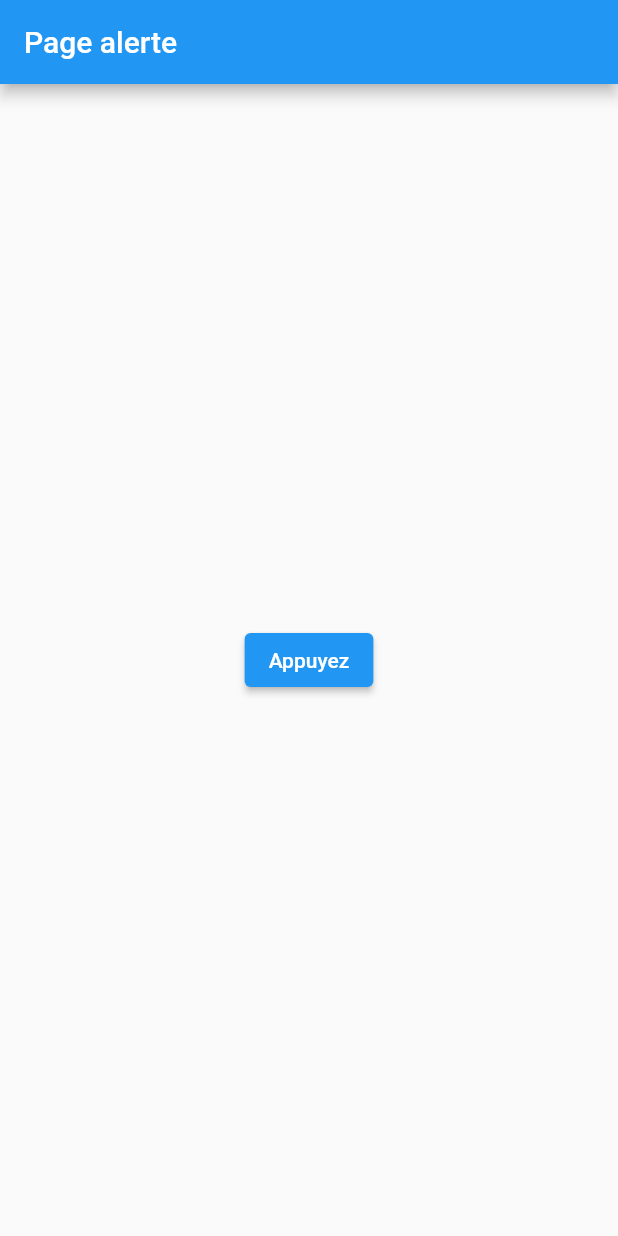
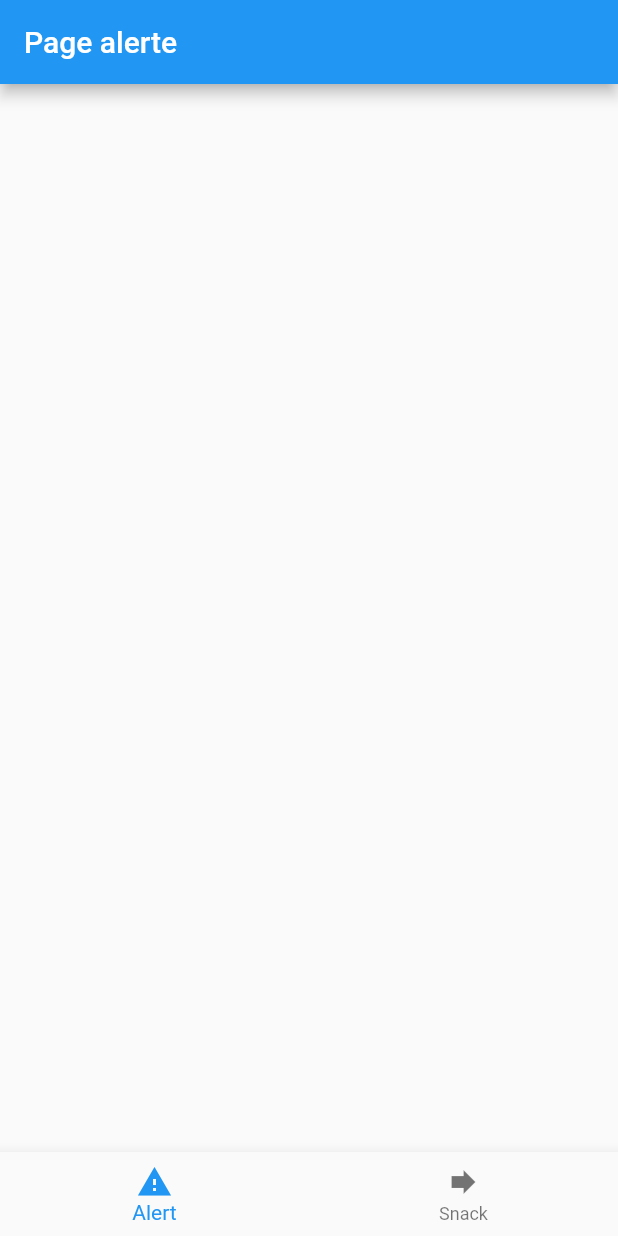
Before and after one commit to edu-maxence-machu/flutter-starter-pagesnack, a Flutter app: the screen it shows after launch, on a phone screen of 412 x 824 dp. Run offline on Flutter 3.47's test engine with Material 2 defaults, Android fonts, the phone set to English and light mode, and no system bars.

Commit message:
Add navigation

```diff
--- a/lib/main.dart
+++ b/lib/main.dart
@@ -1,5 +1,6 @@
 import 'package:flutter/material.dart';
 import 'package:navigation/pages/page_alert.dart';
+import 'package:navigation/pages/page_bottom.dart';
 import './pages/page_alert.dart';
 
 void main() {
@@ -17,7 +18,7 @@ class MyApp extends StatelessWidget {
       theme: ThemeData(
         primarySwatch: Colors.blue,
       ),
-      home: const PageAlert(title: 'Page alerte'),
+      home: const PageBottom(title: 'Page alerte'),
     );
   }
 }
--- a/lib/pages/page_alert.dart
+++ b/lib/pages/page_alert.dart
@@ -27,7 +27,7 @@ class PageAlert extends StatelessWidget {
         builder: (BuildContext contextDialog) {
           return AlertDialog(
             title: Text(
-              "Ceci 'est une alerte",
+              "Ouuuups...",
               textScaleFactor: 1.5,
             ),
             content: Text("Nous avons un problème"),
--- /dev/null
+++ b/lib/pages/page_bottom.dart
@@ -0,0 +1,42 @@
+import 'package:flutter/material.dart';
+import './page_alert.dart';
+import './page_snack.dart';
+
+class PageBottom extends StatelessWidget {
+  const PageBottom({Key? key, required this.title}) : super(key: key);
+  final String title;
+
+  @override
+  Widget build(BuildContext context) {
+    return Scaffold(
+      appBar: AppBar(
+        title: Text(this.title),
+      ),
+      bottomNavigationBar: BottomNavigationBar(
+        items: [
+          BottomNavigationBarItem(icon: Icon(Icons.warning), label: "Alert"),
+          BottomNavigationBarItem(icon: Icon(Icons.forward), label: "Snack"),
+        ],
+        onTap: (int index) {
+          switch (index) {
+            case 0:
+              Navigator.push(context,
+                  MaterialPageRoute(builder: (BuildContext context) {
+                return PageAlert(
+                  title: "Alert",
+                );
+              }));
+              break;
+            case 1:
+              Navigator.push(context,
+                  MaterialPageRoute(builder: (BuildContext context) {
+                return PageSnack(title: "Snack");
+              }));
+              break;
+          }
+        },
+      ),
+    );
+    ;
+  }
+}
```
